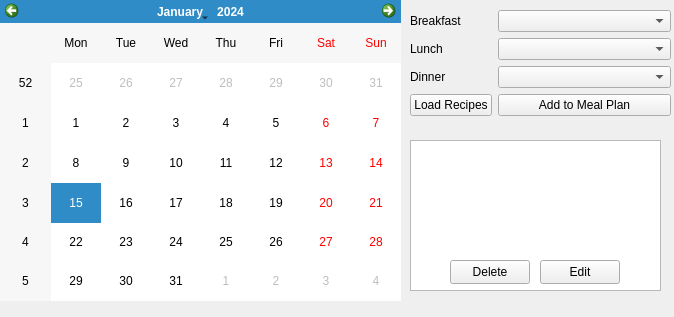
Before: the Qt Designer form mealplan.ui in khooinguyeen/FoodManagementSystem, drawn with Qt 5.
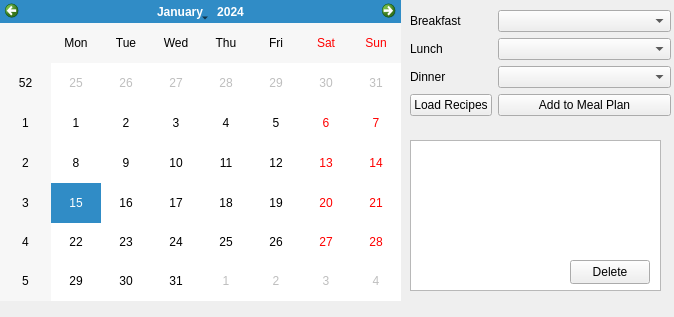
After: the same form once the commit is applied.

What changed in the file:
```diff
--- a/mealplan.ui
+++ b/mealplan.ui
@@ -107,11 +107,14 @@
      <height>151</height>
     </rect>
    </property>
+   <property name="readOnly">
+    <bool>true</bool>
+   </property>
   </widget>
   <widget class="QPushButton" name="btnDelete">
    <property name="geometry">
     <rect>
-     <x>450</x>
+     <x>570</x>
      <y>260</y>
      <width>80</width>
      <height>24</height>
@@ -121,19 +124,6 @@
     <string>Delete</string>
    </property>
   </widget>
-  <widget class="QPushButton" name="btnEdit">
-   <property name="geometry">
-    <rect>
-     <x>540</x>
-     <y>260</y>
-     <width>80</width>
-     <height>24</height>
-    </rect>
-   </property>
-   <property name="text">
-    <string>Edit</string>
-   </property>
-  </widget>
  </widget>
  <resources/>
  <connections/>
```
